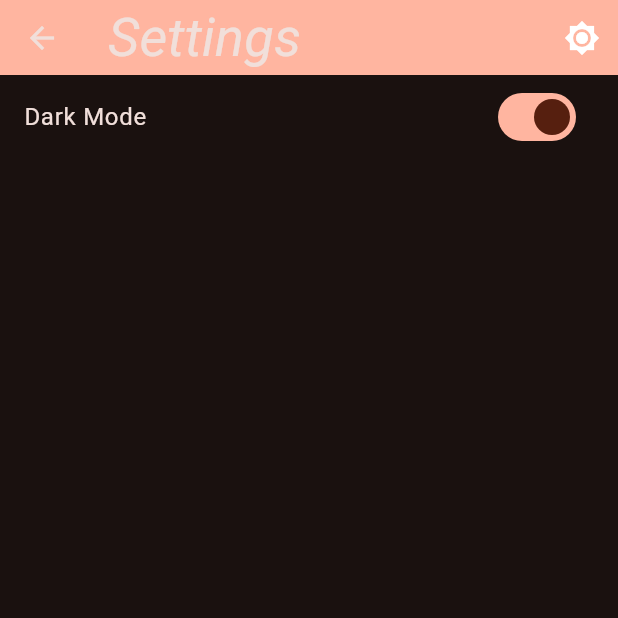
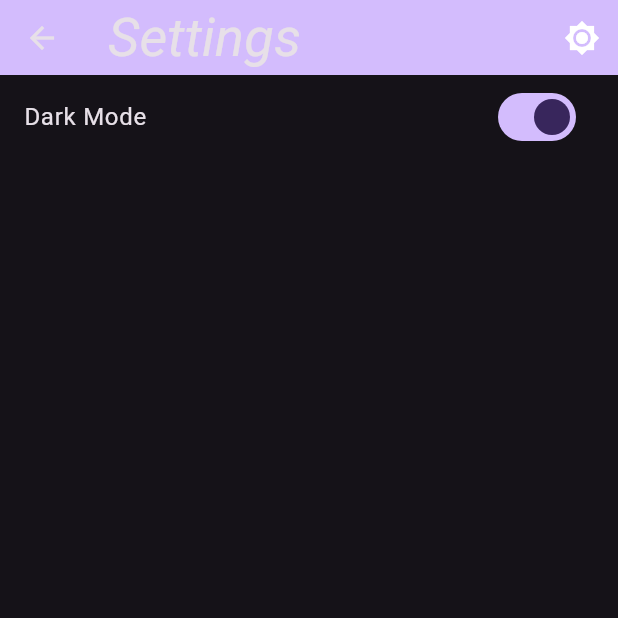
Before and after one commit to H4zlq/flutter-todo, a Flutter app: the SettingsScreen screen opened by its route, after a tap on the "brightness 4" icon, on a phone screen of 412 x 824 dp, the top half of it. Run offline on Flutter 3.47's test engine with Material 3 defaults, Android fonts, the phone set to English and light mode, and no system bars.

Commit message:
Update dark theme seed color from deep orange to deep purple

```diff
--- a/lib/app/shared/themes/app_theme.dart
+++ b/lib/app/shared/themes/app_theme.dart
@@ -14,7 +14,7 @@ final ThemeData lightTheme = ThemeData(
 final ThemeData darkTheme = ThemeData(
   // Define the default brightness and colors.
   colorScheme: ColorScheme.fromSeed(
-    seedColor: Colors.deepOrange,
+    seedColor: Colors.deepPurple,
     // ···
     brightness: Brightness.dark,
   ),
```
